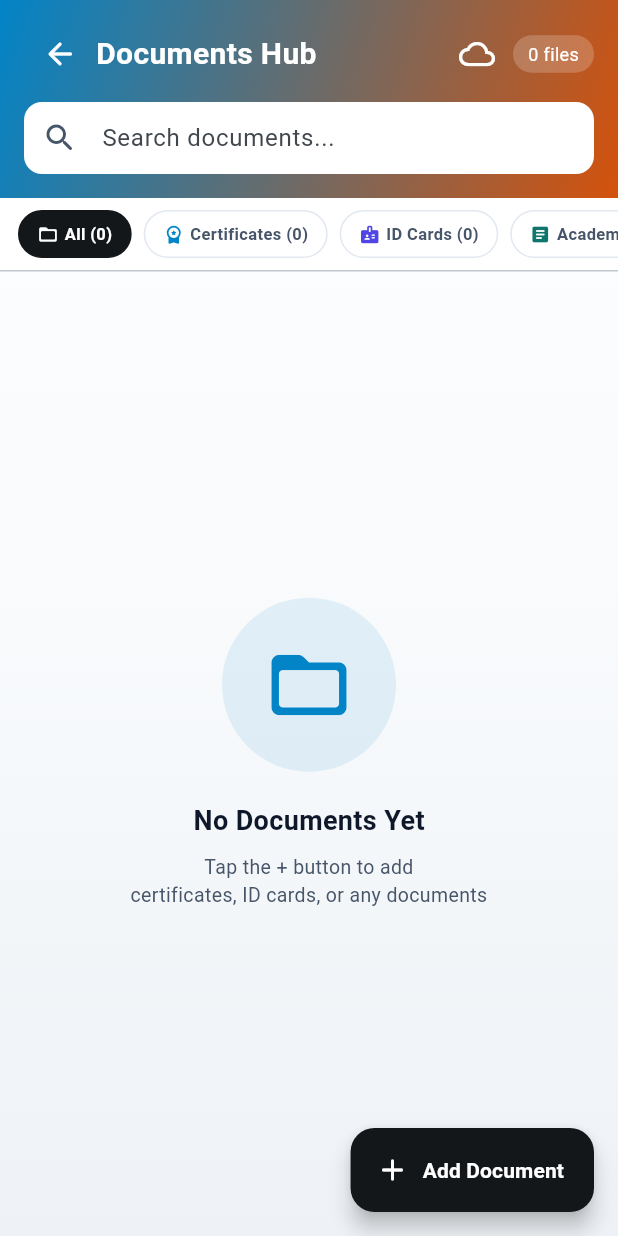
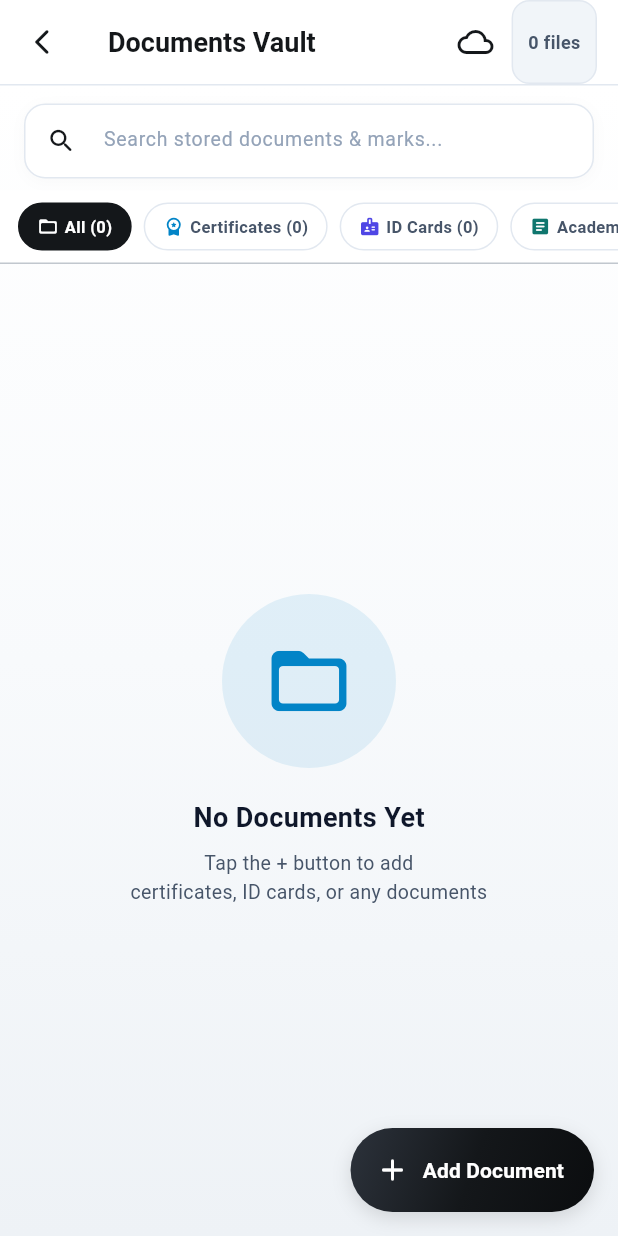
Before and after one commit to dubasisruthishiva1335-star/Project, a Flutter app: the screen it shows after launch, item 3 of the bottom bar chosen, on a phone screen of 412 x 824 dp. Run offline on Flutter 3.47's test engine with Material 3 defaults, Android fonts, the phone set to English and light mode, and no system bars; drawn by our look-alikes of flutter_animate; our stand-ins replace csv, dio, file_picker, firebase_messaging, fl_chart, flutter_local_notifications and 6 more; missing offline and left inert: excel, google_mlkit_text_recognition, syncfusion_flutter_pdfviewer; accounts and stored records are empty; network calls fail; Roboto replaces fonts that are missing (Poppins).

Commit message:
feat(navigation): standardize single-screen navigation and smooth pop/exit handlers across all hubs

```diff
--- a/mobile-app/lib/features/documents_vault/documents_vault_screen.dart
+++ b/mobile-app/lib/features/documents_vault/documents_vault_screen.dart
@@ -461,87 +461,81 @@ class _DocumentsVaultScreenState extends ConsumerState<DocumentsVaultScreen> {
     }
 
     return AppScaffold(
-      showAppBar: false,
-      floatingActionButton: FloatingActionButton.extended(
+      showAppBar: true,
+      title: 'Documents Vault',
+      actions: [
+        IconButton(
+          onPressed: () => context.go(AppRoutes.uploadedFiles),
+          icon: const Icon(Icons.cloud_queue_rounded, color: MyVaultColors.metalBlack),
+          tooltip: 'Uploaded Files',
+        ),
+        Container(
+          margin: const EdgeInsets.only(right: 14),
+          padding: const EdgeInsets.symmetric(horizontal: 10, vertical: 4),
+          decoration: BoxDecoration(
+            color: const Color(0xFFF1F5F9),
+            borderRadius: BorderRadius.circular(12),
+            border: Border.all(color: const Color(0xFFE2E8F0)),
+          ),
+          child: Center(
+            child: Text(
+              '${allDocs.length} files',
+              style: const TextStyle(color: MyVaultColors.textSecondary, fontSize: 12, fontWeight: FontWeight.bold),
+            ),
+          ),
+        ),
+      ],
+      floatingActionButton: Container(
+        decoration: BoxDecoration(
+          borderRadius: BorderRadius.circular(30),
+          gradient: MyVaultColors.metalGradient,
+          boxShadow: const [
+            BoxShadow(color: Color(0x20000000), blurRadius: 10, offset: Offset(0, 4)),
+          ],
+        ),
+        child: FloatingActionButton.extended(
           onPressed: () => showAddDocumentSheet(context, ref),
-        backgroundColor: AppColors.primary,
+          backgroundColor: Colors.transparent,
+          elevation: 0,
           icon: const Icon(Icons.add_rounded, color: Colors.white),
-        label: const Text('Add Document', style: TextStyle(color: Colors.white, fontFamily: 'Poppins', fontWeight: FontWeight.w600)),
+          label: const Text('Add Document', style: TextStyle(color: Colors.white, fontWeight: FontWeight.bold)),
+        ),
       ),
       body: Column(
         children: [
-          // ── Header ───────────────────────────────────────────────────────
-          Container(
-            padding: EdgeInsets.only(
-              top: MediaQuery.of(context).padding.top + 12,
-              left: 16,
-              right: 16,
-              bottom: 16,
-            ),
-            decoration: const BoxDecoration(
-              gradient: LinearGradient(
-                colors: [AppColors.certificates, Color(0xFFD4520C)],
-                begin: Alignment.topLeft,
-                end: Alignment.bottomRight,
-              ),
-            ),
-            child: Column(
-              children: [
-                Row(
-                  children: [
-                    IconButton(
-                      onPressed: () => context.go('/home'),
-                      icon: const Icon(Icons.arrow_back_rounded, color: Colors.white),
-                    ),
-                    const Expanded(
-                      child: Text(
-                        'Documents Hub',
-                        style: TextStyle(
-                          color: Colors.white,
-                          fontSize: 20,
-                          fontWeight: FontWeight.w700,
-                          fontFamily: 'Poppins',
-                        ),
-                      ),
-                    ),
-                    IconButton(
-                      onPressed: () => context.go(AppRoutes.uploadedFiles),
-                      icon: const Icon(Icons.cloud_queue_rounded, color: Colors.white),
-                      tooltip: 'Uploaded Files',
-                    ),
-                    Container(
-                      padding: const EdgeInsets.symmetric(horizontal: 10, vertical: 4),
-                      decoration: BoxDecoration(
-                        color: Colors.white.withValues(alpha: 0.2),
-                        borderRadius: BorderRadius.circular(20),
-                      ),
-                      child: Text(
-                        '${allDocs.length} files',
-                        style: const TextStyle(color: Colors.white, fontSize: 12, fontFamily: 'Poppins'),
-                      ),
-                    ),
-                  ],
-                ),
-                const SizedBox(height: 8),
-                // Search
-                Container(
+          // Search Input Bar
+          Padding(
+            padding: const EdgeInsets.fromLTRB(16, 12, 16, 8),
+            child: Container(
               decoration: BoxDecoration(
                 color: Colors.white,
-                    borderRadius: BorderRadius.circular(12),
+                borderRadius: BorderRadius.circular(14),
+                border: Border.all(color: const Color(0xFFE2E8F0)),
+                boxShadow: const [
+                  BoxShadow(color: Color(0x06000000), blurRadius: 8, offset: Offset(0, 2)),
+                ],
               ),
               child: TextField(
                 controller: _searchCtrl,
                 onChanged: (v) => setState(() => _searchQuery = v),
-                    decoration: const InputDecoration(
-                      hintText: 'Search documents...',
-                      prefixIcon: Icon(Icons.search_rounded, color: AppColors.textSecondary),
+                style: const TextStyle(color: MyVaultColors.textDark, fontSize: 14),
+                decoration: InputDecoration(
+                  hintText: 'Search stored documents & marks...',
+                  hintStyle: const TextStyle(color: MyVaultColors.textMuted, fontSize: 13),
+                  prefixIcon: const Icon(Icons.search_rounded, color: MyVaultColors.metalBlack, size: 20),
+                  suffixIcon: _searchCtrl.text.isNotEmpty
+                      ? IconButton(
+                          icon: const Icon(Icons.clear_rounded, color: MyVaultColors.textMuted, size: 18),
+                          onPressed: () {
+                            _searchCtrl.clear();
+                            setState(() => _searchQuery = '');
+                          },
+                        )
+                      : null,
                   border: InputBorder.none,
-                      contentPadding: EdgeInsets.symmetric(vertical: 12),
-                      hintStyle: TextStyle(fontFamily: 'Poppins'),
+                  contentPadding: const EdgeInsets.symmetric(horizontal: 16, vertical: 12),
                 ),
               ),
-                ),
-              ],
             ),
           ),
 
--- a/mobile-app/lib/shared/widgets/app_scaffold.dart
+++ b/mobile-app/lib/shared/widgets/app_scaffold.dart
@@ -1,4 +1,5 @@
 import 'package:flutter/material.dart';
+import 'package:go_router/go_router.dart';
 import '../../core/colors.dart';
 
 class AppScaffold extends StatelessWidget {
@@ -19,13 +20,33 @@ class AppScaffold extends StatelessWidget {
 
   @override
   Widget build(BuildContext context) {
-    return Scaffold(
+    return PopScope(
+      canPop: false,
+      onPopInvokedWithResult: (didPop, result) {
+        if (!didPop) {
+          if (context.canPop()) {
+            context.pop();
+          } else {
+            context.go('/home');
+          }
+        }
+      },
+      child: Scaffold(
         backgroundColor: MyVaultColors.backgroundWhite,
         appBar: showAppBar
             ? AppBar(
                 backgroundColor: Colors.white,
                 elevation: 0,
-              iconTheme: const IconThemeData(color: MyVaultColors.metalBlack),
+                leading: IconButton(
+                  icon: const Icon(Icons.arrow_back_ios_new_rounded, color: MyVaultColors.metalBlack, size: 20),
+                  onPressed: () {
+                    if (context.canPop()) {
+                      context.pop();
+                    } else {
+                      context.go('/home');
+                    }
+                  },
+                ),
                 title: Text(
                   title,
                   style: const TextStyle(
@@ -48,6 +69,7 @@ class AppScaffold extends StatelessWidget {
           child: body,
         ),
         floatingActionButton: floatingActionButton,
+      ),
     );
   }
 }
```
Also changed, not shown: mobile-app/lib/features/competitive_exams/competitive_exams_hub_screen.dart (+14 -2 lines), mobile-app/lib/features/courses/courses_learning_screen.dart (+14 -2 lines), mobile-app/lib/features/internships/internship_hub_screen.dart (+14 -2 lines). Lines whose indentation alone changed are shown as unchanged.
